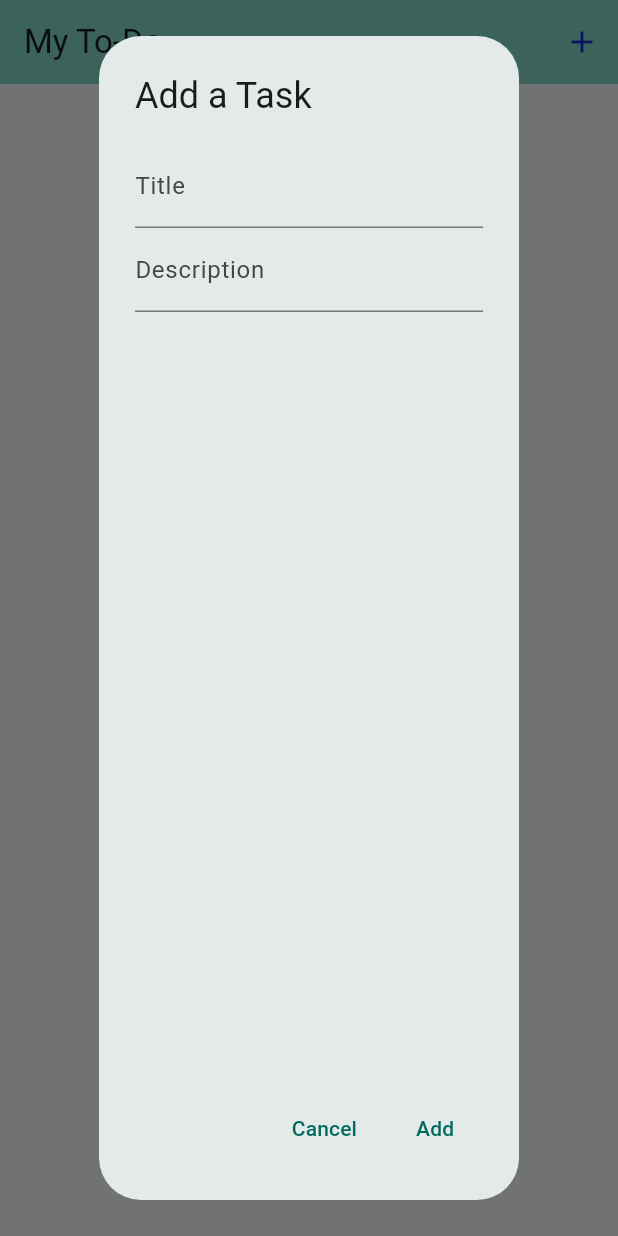
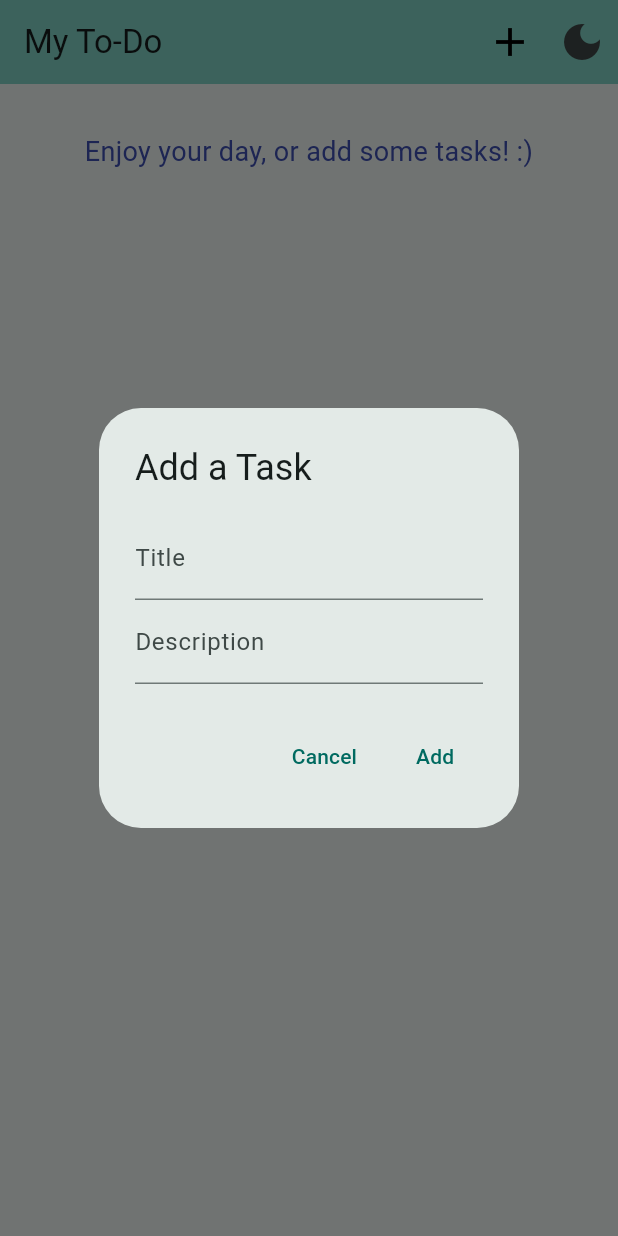
Before and after one commit to Turki-OTB/flutter-todo-app, a Flutter app: the screen it shows after launch, after a tap on the "add" icon, on a phone screen of 412 x 824 dp. Run offline on Flutter 3.47's test engine with Material 3 defaults, Android fonts, the phone set to English and light mode, and no system bars; our stand-ins replace shared_preferences.

Commit message:
Add dark mode toggle with theme persistence

```diff
--- /dev/null
+++ b/devtools_options.yaml
@@ -0,0 +1,3 @@
+description: This file stores settings for Dart & Flutter DevTools.
+documentation: https://docs.flutter.dev/tools/devtools/extensions#configure-extension-enablement-states
+extensions:
--- a/lib/main.dart
+++ b/lib/main.dart
@@ -6,51 +6,50 @@ void main() {
   runApp(const MyApp());
 }
 
-class MyApp extends StatelessWidget {
+class MyApp extends StatefulWidget {
   const MyApp({super.key});
+  @override
+  State<MyApp> createState() => _MyAppState();
+  // This widget is the root of your application.
+}
 
-  // This widget is the root of your application.
+class _MyAppState extends State<MyApp> {
+  ThemeMode _themeMode = ThemeMode.system;
   @override
   Widget build(BuildContext context) {
     return MaterialApp(
       title: 'Flutter Demo',
       debugShowCheckedModeBanner: false,
       theme: ThemeData(
-        // This is the theme of your application.
-        //
-        // TRY THIS: Try running your application with "flutter run". You'll see
-        // the application has a purple toolbar. Then, without quitting the app,
-        // try changing the seedColor in the colorScheme below to Colors.green
-        // and then invoke "hot reload" (save your changes or press the "hot
-        // reload" button in a Flutter-supported IDE, or press "r" if you used
-        // the command line to start the app).
-        //
-        // Notice that the counter didn't reset back to zero; the application
-        // state is not lost during the reload. To reset the state, use hot
-        // restart instead.
-        //
-        // This works for code too, not just values: Most code changes can be
-        // tested with just a hot reload.
         colorScheme: ColorScheme.fromSeed(seedColor: Colors.teal),
       ),
-      home: const MyHomePage(title: 'My To-Do'),
+      darkTheme: ThemeData(
+        colorScheme: ColorScheme.fromSeed(
+          seedColor: Colors.teal,
+          brightness: Brightness.dark,
+        ),
+      ),
+      themeMode: _themeMode,
+      home: MyHomePage(title: 'My To-Do', onThemeChanged: _updateTheme),
     );
+  }
+
+  void _updateTheme(ThemeMode newTheme) {
+    setState(() {
+      _themeMode = newTheme;
+    });
   }
 }
 
 class MyHomePage extends StatefulWidget {
-  const MyHomePage({super.key, required this.title});
-
-  // This widget is the home page of your application. It is stateful, meaning
-  // that it has a State object (defined below) that contains fields that affect
-  // how it looks.
-
-  // This class is the configuration for the state. It holds the values (in this
-  // case the title) provided by the parent (in this case the App widget) and
-  // used by the build method of the State. Fields in a Widget subclass are
-  // always marked "final".
+  const MyHomePage({
+    super.key,
+    required this.title,
+    required this.onThemeChanged,
+  });
 
   final String title;
+  final void Function(ThemeMode) onThemeChanged;
 
   @override
   State<MyHomePage> createState() => _MyHomePageState();
@@ -69,8 +68,7 @@ class _MyHomePageState extends State<MyHomePage> {
   Future<void> _saveTasks() async {
     final prefs = await SharedPreferences.getInstance();
     String tasksJson = jsonEncode(tasks);
-    await prefs.setString('flutter.tasks', tasksJson); // ← Full key!
-    print('SAVED: $tasksJson');
+    await prefs.setString('tasks', tasksJson); // ← Full key!
   }
 
   Future<void> _loadTasks() async {
@@ -78,8 +76,7 @@ class _MyHomePageState extends State<MyHomePage> {
       await Future.delayed(Duration(milliseconds: 100)); // Small delay
       final prefs = await SharedPreferences.getInstance();
       await prefs.reload(); // Force reload from storage
-      String? tasksJson = prefs.getString('flutter.tasks');
-      print('LOADED: $tasksJson');
+      String? tasksJson = prefs.getString('tasks');
 
       if (tasksJson != null && tasksJson.isNotEmpty) {
         setState(() {
@@ -104,6 +101,7 @@ class _MyHomePageState extends State<MyHomePage> {
         return AlertDialog(
           title: Text('Add a Task'),
           content: Column(
+            mainAxisSize: MainAxisSize.min,
             children: [
               TextField(
                 controller: titleController,
@@ -173,6 +171,7 @@ class _MyHomePageState extends State<MyHomePage> {
         return AlertDialog(
           title: Text('Edit Task'), // ← Changed from "Add"
           content: Column(
+            mainAxisSize: MainAxisSize.min,
             children: [
               TextField(
                 controller: titleController,
@@ -235,15 +234,30 @@ class _MyHomePageState extends State<MyHomePage> {
             onPressed: _showAddTaskDialog,
             icon: Icon(
               Icons.add,
-              color: const Color.fromARGB(255, 15, 44, 206),
+              color: (Theme.of(context).brightness == Brightness.light)
+                  ? Colors.black
+                  : Colors.amber,
+              size: 32,
             ),
+          ),
+          IconButton(
+            onPressed: () {
+              if (Theme.of(context).brightness == Brightness.dark) {
+                widget.onThemeChanged(ThemeMode.light);
+              } else {
+                widget.onThemeChanged(ThemeMode.dark);
+              }
+            },
+            icon: (Theme.of(context).brightness == Brightness.dark)
+                ? Icon(Icons.light_mode, size: 32)
+                : Icon(Icons.dark_mode, size: 32),
           ),
         ],
       ),
-      body: Center(
+      body: ListView(
         // Center is a layout widget. It takes a single child and positions it
         // in the middle of the parent.
-        child: Column(
+
         // Column is also a layout widget. It takes a list of children and
         // arranges them vertically. By default, it sizes itself to fit its
         // children horizontally, and tries to be as tall as its parent.
@@ -257,7 +271,6 @@ class _MyHomePageState extends State<MyHomePage> {
         // TRY THIS: Invoke "debug painting" (choose the "Toggle Debug Paint"
         // action in the IDE, or press "p" in the console), to see the
         // wireframe for each widget.
-          mainAxisAlignment: MainAxisAlignment.center,
         children: [
           if (tasks.isEmpty)
             Padding(
@@ -265,24 +278,44 @@ class _MyHomePageState extends State<MyHomePage> {
               child: Text(
                 'Enjoy your day, or add some tasks! :)',
                 textAlign: TextAlign.center,
-                  style: TextStyle(fontSize: 16, color: Colors.grey),
+                style: (Theme.of(context).brightness == Brightness.light)
+                    ? TextStyle(fontSize: 18, color: Colors.indigo)
+                    : TextStyle(fontSize: 18, color: Colors.amber),
               ),
             )
           else
             ...tasks.map((task) {
               return Padding(
-                  padding: EdgeInsets.symmetric(horizontal: 16, vertical: 16),
+                padding: EdgeInsets.symmetric(horizontal: 12, vertical: 16),
                 child: Card(
-                    elevation: 4,
-                    color: Colors.grey.shade50,
+                  elevation: 5,
+                  color: Theme.of(context).colorScheme.surface,
+                  shape: RoundedRectangleBorder(
+                    borderRadius: BorderRadiusGeometry.circular(12),
+                    side: BorderSide(
+                      color: Theme.of(context).colorScheme.outline,
+                      width: 1,
+                    ),
+                  ),
                   child: Padding(
                     padding: EdgeInsets.all(16),
                     child: Column(
                       children: [
                         Text(
                           task['title'],
-                            style: TextStyle(
-                              fontSize: 18,
+                          style:
+                              (Theme.of(context).brightness == Brightness.light)
+                              ? TextStyle(
+                                  fontSize: 20,
+                                  color: Colors.black,
+                                  fontWeight: FontWeight.bold,
+                                  decoration: task['isComplete']
+                                      ? TextDecoration.lineThrough
+                                      : TextDecoration.none,
+                                )
+                              : TextStyle(
+                                  fontSize: 20,
+                                  color: Colors.white,
                                   fontWeight: FontWeight.bold,
                                   decoration: task['isComplete']
                                       ? TextDecoration.lineThrough
@@ -293,8 +326,12 @@ class _MyHomePageState extends State<MyHomePage> {
                         Text(
                           task['description'],
                           style: TextStyle(
-                              fontSize: 14,
-                              color: Colors.grey.shade600,
+                            fontSize: 16,
+                            color:
+                                (Theme.of(context).brightness ==
+                                    Brightness.light)
+                                ? Colors.black
+                                : Colors.amber,
                             decoration: task['isComplete']
                                 ? TextDecoration.lineThrough
                                 : TextDecoration.none,
@@ -315,8 +352,7 @@ class _MyHomePageState extends State<MyHomePage> {
                                     ),
                                     actions: [
                                       TextButton(
-                                          onPressed: () =>
-                                              Navigator.pop(context),
+                                        onPressed: () => Navigator.pop(context),
                                         child: Text('Cancel'),
                                       ),
                                       TextButton(
@@ -372,7 +408,6 @@ class _MyHomePageState extends State<MyHomePage> {
             }),
         ],
       ),
-      ),
     );
   }
 }
```
Also changed, not shown: 1 other file. Lines whose indentation alone changed are shown as unchanged.
